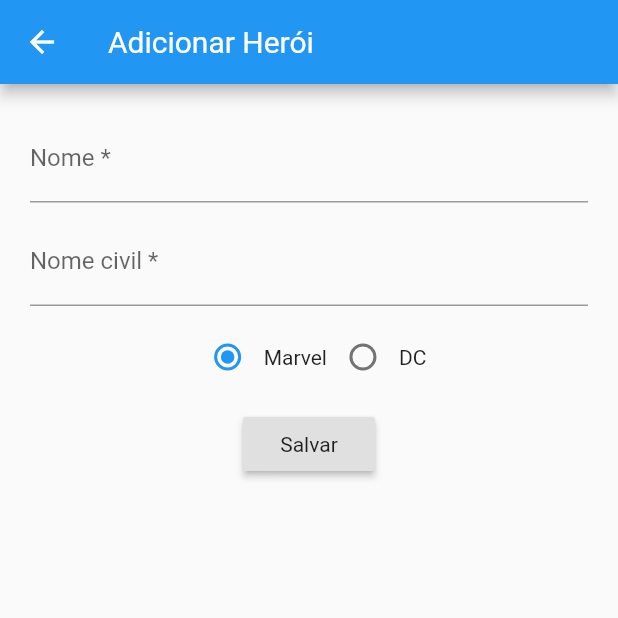
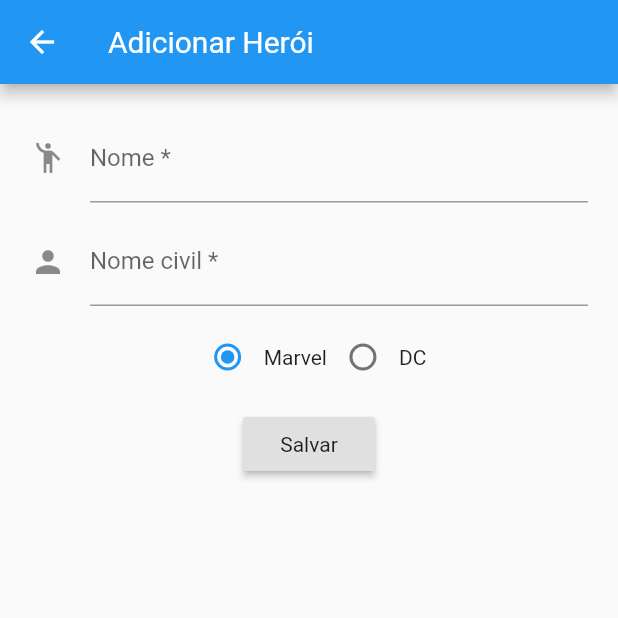
Before and after one commit to rlhorochovec/app_heroi, a Flutter app: the HeroiAdd screen opened directly, on a phone screen of 412 x 824 dp, the top half of it. Run offline on Flutter 3.47's test engine with Material 2 defaults, Android fonts, the phone set to English and light mode, and no system bars; our stand-ins replace package_info_plus, splashscreen.

Commit message:
Ajuste de tema

```diff
--- a/lib/drawer.dart
+++ b/lib/drawer.dart
@@ -24,7 +24,7 @@ class MainDrawer extends StatelessWidget {
           ),
           new ListTile(
             leading: Icon(
-              Icons.groups_sharp,
+              Icons.people,
             ),
             title: Text('Heróis'),
             onTap: () {
@@ -34,7 +34,7 @@ class MainDrawer extends StatelessWidget {
           ),
           new ListTile(
             leading: Icon(
-              Icons.person_add,
+              Icons.add,
             ),
             title: Text('Adicionar'),
             onTap: () {
--- a/lib/main.dart
+++ b/lib/main.dart
@@ -6,20 +6,16 @@ void main() {
 }
 
 class MyApp extends StatelessWidget {
-  // Dark theme of your app
-  final ThemeData _darkTheme = ThemeData(
-    primaryColor: Colors.black,
-    primarySwatch: Colors.grey,
-    visualDensity: VisualDensity.adaptivePlatformDensity,
-    brightness: Brightness.dark,
-    fontFamily: 'Roboto',
-  );
-
   @override
   Widget build(BuildContext context) {
     return MaterialApp(
       title: 'Heróis',
-      //theme: _darkTheme,
+      theme: ThemeData(
+        primaryColor: Colors.black,
+        visualDensity: VisualDensity.adaptivePlatformDensity,
+        brightness: Brightness.light,
+        fontFamily: 'Roboto',
+      ),
       home: Splash(),
     );
   }
--- a/lib/page/heroi_add.dart
+++ b/lib/page/heroi_add.dart
@@ -42,7 +42,7 @@ class _HeroiAddState extends State<HeroiAdd> {
                           TextFormField(
                             controller: _nameController,
                             decoration: const InputDecoration(
-                              // icon: Icon(Icons.person),
+                              icon: Icon(Icons.emoji_people),
                               hintText: 'Como as pessoas te chamam?',
                               labelText: 'Nome *',
                             ),
@@ -64,7 +64,7 @@ class _HeroiAddState extends State<HeroiAdd> {
                           TextFormField(
                             controller: _civilController,
                             decoration: const InputDecoration(
-                              // icon: Icon(Icons.person),
+                              icon: Icon(Icons.person),
                               hintText: 'Qual seu nome de registro?',
                               labelText: 'Nome civil *',
                             ),
--- a/lib/page/heroi_detail.dart
+++ b/lib/page/heroi_detail.dart
@@ -31,9 +31,7 @@ class _HeroiDetailState extends State<HeroiDetail> {
                 Radius.circular(5.0),
               ),
             ),
-            // color: Colors.black,
             onSelected: (selectedValue) {
-              //print(selectedValue);
               switch (selectedValue) {
                 case 0:
                   _edit(context, widget.heroi);
@@ -71,9 +69,6 @@ class _HeroiDetailState extends State<HeroiDetail> {
                   sigmaX: 10.0,
                   sigmaY: 10.0,
                 ),
-                child: Container(
-                    // color: Colors.black.withOpacity(0.7),
-                    ),
               ),
             ),
           ),
@@ -105,7 +100,6 @@ class _HeroiDetailState extends State<HeroiDetail> {
                   child: Text(
                     widget.heroi.civil,
                     style: TextStyle(
-                      color: Colors.white,
                       fontSize: 15.0,
                     ),
                   ),
--- a/lib/page/heroi_edit.dart
+++ b/lib/page/heroi_edit.dart
@@ -59,7 +59,7 @@ class _HeroiEditState extends State<HeroiEdit> {
                           TextFormField(
                             controller: _nameController,
                             decoration: const InputDecoration(
-                              // icon: Icon(Icons.person),
+                              icon: Icon(Icons.emoji_people),
                               hintText: 'Como as pessoas te chamam?',
                               labelText: 'Nome *',
                             ),
@@ -81,7 +81,7 @@ class _HeroiEditState extends State<HeroiEdit> {
                           TextFormField(
                             controller: _civilController,
                             decoration: const InputDecoration(
-                              // icon: Icon(Icons.person),
+                              icon: Icon(Icons.person),
                               hintText: 'Qual seu nome de registro?',
                               labelText: 'Nome civil *',
                             ),
--- a/lib/page/heroi_page.dart
+++ b/lib/page/heroi_page.dart
@@ -24,13 +24,12 @@ class _HeroiPageState extends State<HeroiPage> {
     }
     return Scaffold(
       appBar: AppBar(
-        title: Text('Heróis'),
+        title: Text(widget.title),
       ),
       drawer: Drawer(
         child: MainDrawer(),
       ),
       body: new Container(
-        //color: Colors.black,
         child: new Center(
             child: new FutureBuilder(
           future: loadList(),
--- a/lib/splash.dart
+++ b/lib/splash.dart
@@ -36,7 +36,7 @@ class _SplashState extends State<Splash> {
         Container(
           decoration: BoxDecoration(
             image: DecorationImage(
-              scale: 3.0,
+              scale: 2.5,
               image: AssetImage(
                 'assets/images/splash.png',
               ),
```
Also changed, not shown: lib/page/heroi_list.dart (+10 -15 lines).
